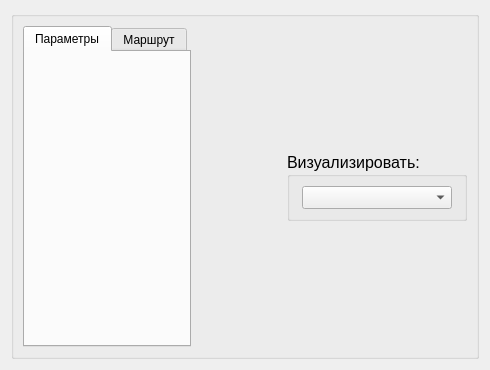
Old version of the form src/Application/GUI/UI/visualinfowidget.ui in the repository Nisitka/air-trail-generator.
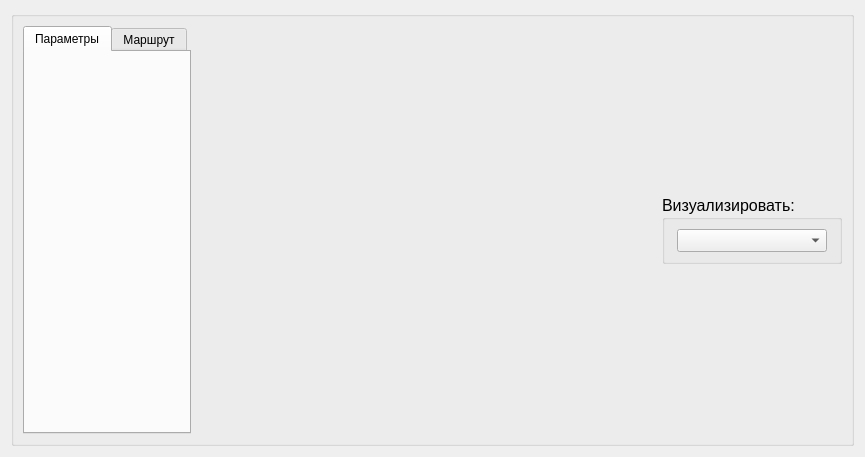
New version of the form.

```diff
--- a/src/Application/GUI/UI/visualinfowidget.ui
+++ b/src/Application/GUI/UI/visualinfowidget.ui
@@ -6,14 +6,14 @@
    <rect>
     <x>0</x>
     <y>0</y>
-    <width>490</width>
-    <height>370</height>
+    <width>865</width>
+    <height>457</height>
    </rect>
   </property>
   <property name="windowTitle">
    <string>Form</string>
   </property>
-  <layout class="QVBoxLayout" name="verticalLayout_3">
+  <layout class="QHBoxLayout" name="horizontalLayout_4">
    <item>
     <widget class="QGroupBox" name="mainGroupBox">
      <property name="title">
```
Left out of the diff: 4 changed lines with no effect on the pictures.
